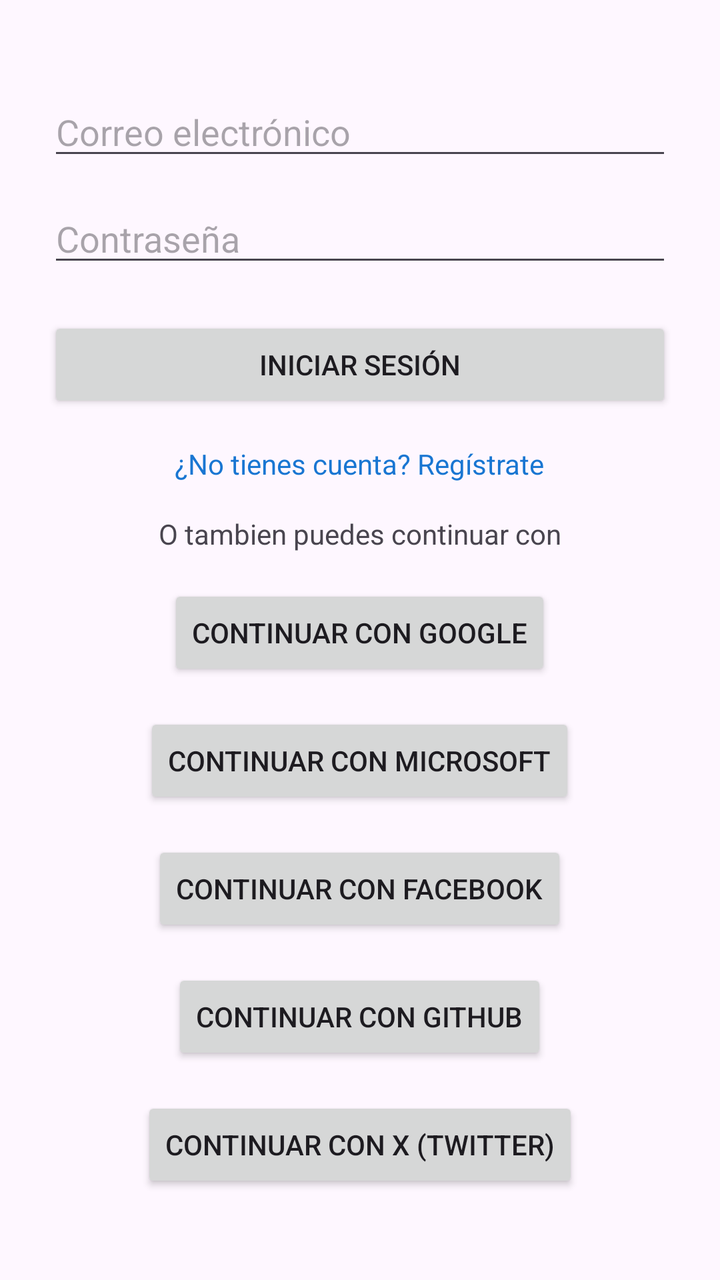
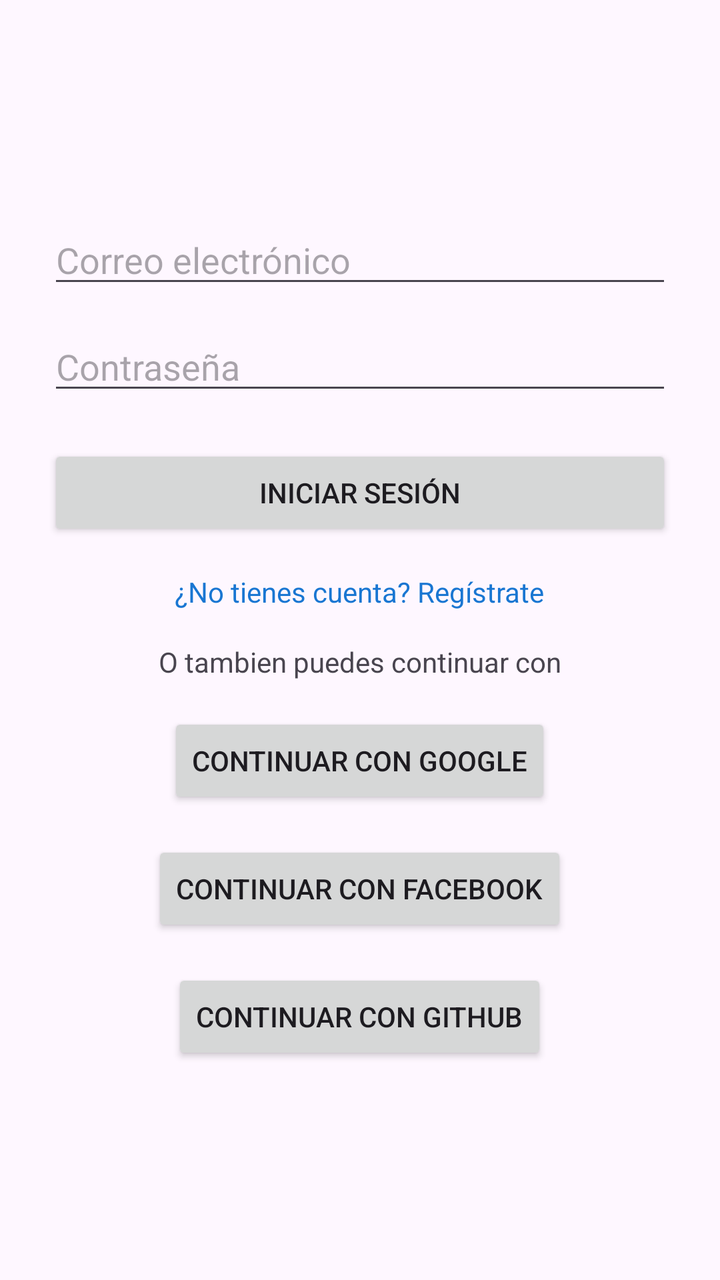

Compare the two renders of this Android layout. The source of the first and the diff that turns it into the second are given below.
<!-- AndroidManifest.xml: application theme Theme.DsmdesafioRL241378 -->
<!-- res/layout/activity_login.xml -->
<?xml version="1.0" encoding="utf-8"?>
<LinearLayout xmlns:android="http://schemas.android.com/apk/res/android"
    android:layout_width="match_parent"
    android:layout_height="match_parent"
    android:orientation="vertical"
    android:padding="24dp"
    android:gravity="center">

    <ProgressBar
        android:id="@+id/progressBar"
        android:layout_width="wrap_content"
        android:layout_height="wrap_content"
        android:visibility="gone"
        android:layout_marginTop="16dp" />

    <EditText
        android:id="@+id/etEmail"
        android:layout_width="match_parent"
        android:layout_height="wrap_content"
        android:hint="@string/correo_electr_nico"
        android:inputType="textEmailAddress" />

    <EditText
        android:id="@+id/etPassword"
        android:layout_width="match_parent"
        android:layout_height="wrap_content"
        android:hint="@string/contrase_a"
        android:inputType="textPassword"
        android:layout_marginTop="12dp" />

    <Button
        android:id="@+id/btnLogin"
        android:layout_width="match_parent"
        android:layout_height="wrap_content"
        android:text="@string/iniciar_sesi_n"
        android:layout_marginTop="20dp" />

    <TextView
        android:id="@+id/tvGoToRegister"
        android:layout_width="wrap_content"
        android:layout_height="wrap_content"
        android:text="@string/no_tienes_cuenta_reg_strate"
        android:layout_marginTop="16dp"
        android:textColor="#1976D2" />

    <TextView
        android:id="@+id/tvOpcional"
        android:layout_width="wrap_content"
        android:layout_height="wrap_content"
        android:text="O tambien puedes continuar con"
        android:layout_marginTop="16dp" />

    <Button
        android:id="@+id/btnGoogleSignIn"
        android:layout_width="wrap_content"
        android:layout_height="wrap_content"
        android:layout_marginTop="16dp"
        android:text="Continuar con Google"/>
    <Button
        android:id="@+id/btnMicrosoftSignIn"
        android:layout_width="wrap_content"
        android:layout_height="wrap_content"
        android:layout_marginTop="16dp"
        android:text="Continuar con Microsoft" />
    <Button
        android:id="@+id/btnFacebookSignIn"
        android:layout_width="wrap_content"
        android:layout_height="wrap_content"
        android:layout_marginTop="16dp"
        android:text="Continuar con Facebook" />
    <Button
        android:id="@+id/btnGithubSignIn"
        android:layout_width="wrap_content"
        android:layout_height="wrap_content"
        android:layout_marginTop="16dp"
        android:text="Continuar con GitHub" />
    <Button
        android:id="@+id/btnTwitterSignIn"
        android:layout_width="wrap_content"
        android:layout_height="wrap_content"
        android:layout_marginTop="16dp"
        android:text="Continuar con X (Twitter)" />


</LinearLayout>
<!-- resources referenced by this layout -->
<resources>
  <string name="contrase_a">Contraseña</string>
  <string name="correo_electr_nico">Correo electrónico</string>
  <string name="iniciar_sesi_n">Iniciar sesión</string>
  <string name="no_tienes_cuenta_reg_strate">¿No tienes cuenta? Regístrate</string>
  <style name="Theme.DsmdesafioRL241378" parent="Base.Theme.DsmdesafioRL241378" />
  <style name="Base.Theme.DsmdesafioRL241378" parent="Theme.Material3.DayNight.NoActionBar">
          
          
      </style>
</resources>

<!-- the commit's change to res/layout/activity_login.xml (unified diff, before → after) -->
@@ -56,12 +56,12 @@
         android:layout_height="wrap_content"
         android:layout_marginTop="16dp"
         android:text="Continuar con Google"/>
-    <Button
-        android:id="@+id/btnMicrosoftSignIn"
-        android:layout_width="wrap_content"
-        android:layout_height="wrap_content"
-        android:layout_marginTop="16dp"
-        android:text="Continuar con Microsoft" />
+
+
+
+
+
+
     <Button
         android:id="@+id/btnFacebookSignIn"
         android:layout_width="wrap_content"
@@ -74,12 +74,12 @@
         android:layout_height="wrap_content"
         android:layout_marginTop="16dp"
         android:text="Continuar con GitHub" />
-    <Button
-        android:id="@+id/btnTwitterSignIn"
-        android:layout_width="wrap_content"
-        android:layout_height="wrap_content"
-        android:layout_marginTop="16dp"
-        android:text="Continuar con X (Twitter)" />
+
+
+
+
+
+
 
 
 </LinearLayout>
